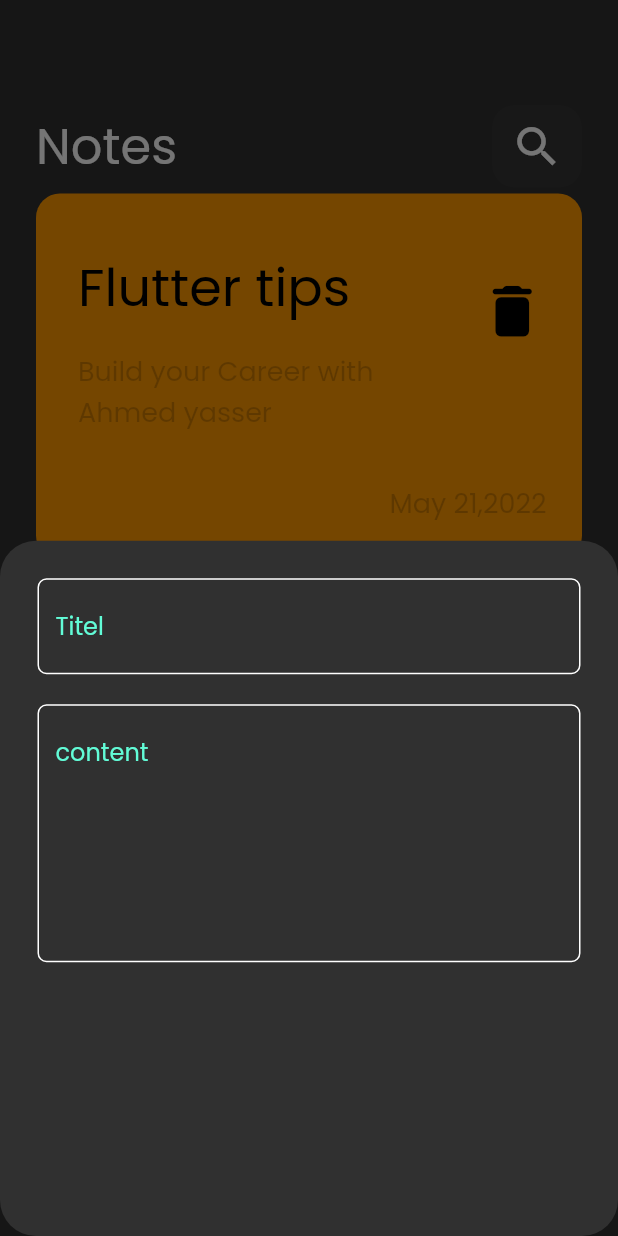
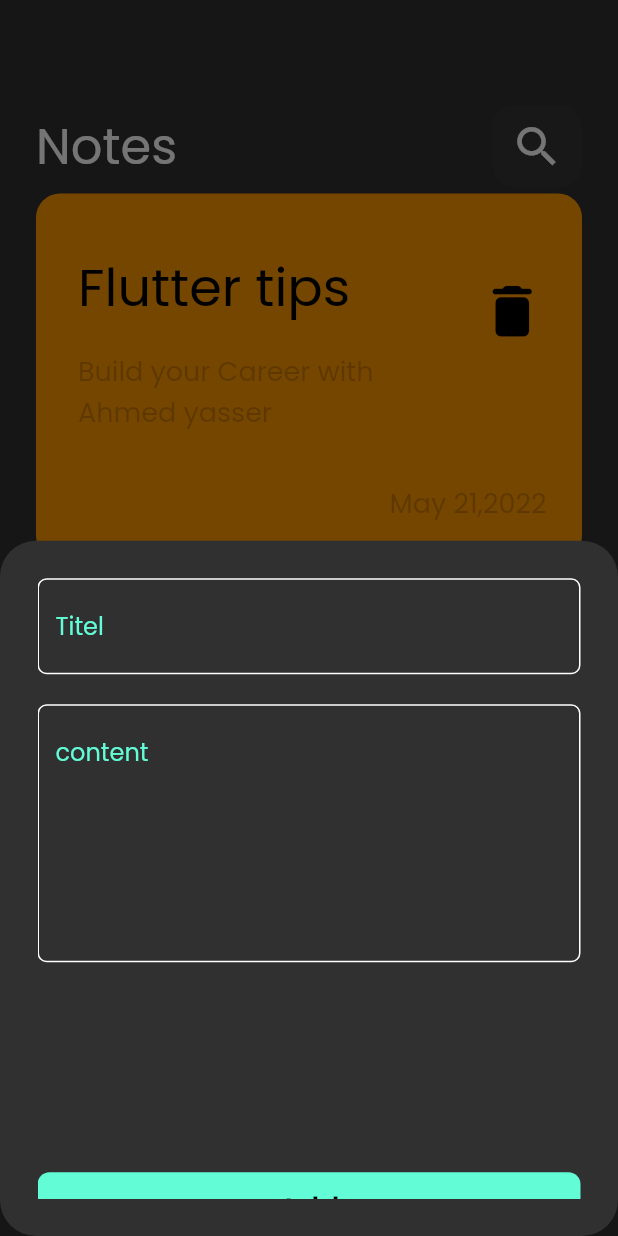
Before and after one commit to ahmed222002182002/project_note_app, a Flutter app: the screen it shows after launch, after a tap on the "add" icon, on a phone screen of 412 x 824 dp. Run offline on Flutter 3.47's test engine with Material 2 defaults, Android fonts, the light colour scheme and no system bars.

Commit message:
create add button

```diff
--- a/lib/Screesns/first_view.dart
+++ b/lib/Screesns/first_view.dart
@@ -13,7 +13,7 @@
           ),
             context: context,
             builder:(context){
-          return  ShowModelButtonSheet();
+          return const ShowModelButtonSheet();
         });
 
       },child: const Icon(Icons.add),),
--- /dev/null
+++ b/lib/custom_widget/Custom_add_Buttton.dart
@@ -0,0 +1,22 @@
+import 'package:flutter/cupertino.dart';
+import 'package:flutter/material.dart';
+import 'package:notes_app_project/helper/helper.dart';
+class CustomAddButton extends StatelessWidget {
+  const CustomAddButton({super.key});
+  @override
+  Widget build(BuildContext context) {
+    return  Container(
+      width: MediaQuery.of(context).size.width,
+      height: 50,
+      decoration: BoxDecoration(
+        borderRadius: BorderRadius.circular(8),
+        color: kPrimaryColor,
+      ),
+      child: const  Center(child: Text('Add',style: TextStyle(
+        color: Colors.black,
+        fontSize: 20,
+        fontWeight: FontWeight.bold,
+      ),),),
+    );
+  }
+}
--- a/lib/custom_widget/show_model_sheet.dart
+++ b/lib/custom_widget/show_model_sheet.dart
@@ -1,11 +1,13 @@
 import 'package:flutter/cupertino.dart';
+import 'package:notes_app_project/custom_widget/Custom_add_Buttton.dart';
 import 'package:notes_app_project/custom_widget/custom_textfield.dart';
 class ShowModelButtonSheet extends StatelessWidget {
   const ShowModelButtonSheet({super.key});
   @override
   Widget build(BuildContext context) {
-    return Padding(
-      padding: const EdgeInsets.all(25),
+    return const Padding(
+      padding:  EdgeInsets.all(25),
+      child: SingleChildScrollView(
         child: Column(
           children: [
             CustomTextfield(
@@ -18,7 +20,12 @@
               hint: 'content',
               maxlines: 6,
             ),
+            SizedBox(
+              height: 140,
+            ),
+            CustomAddButton(),
           ],
+        ),
       ),
     );
   }
```
Lines whose indentation alone changed are shown as unchanged.
